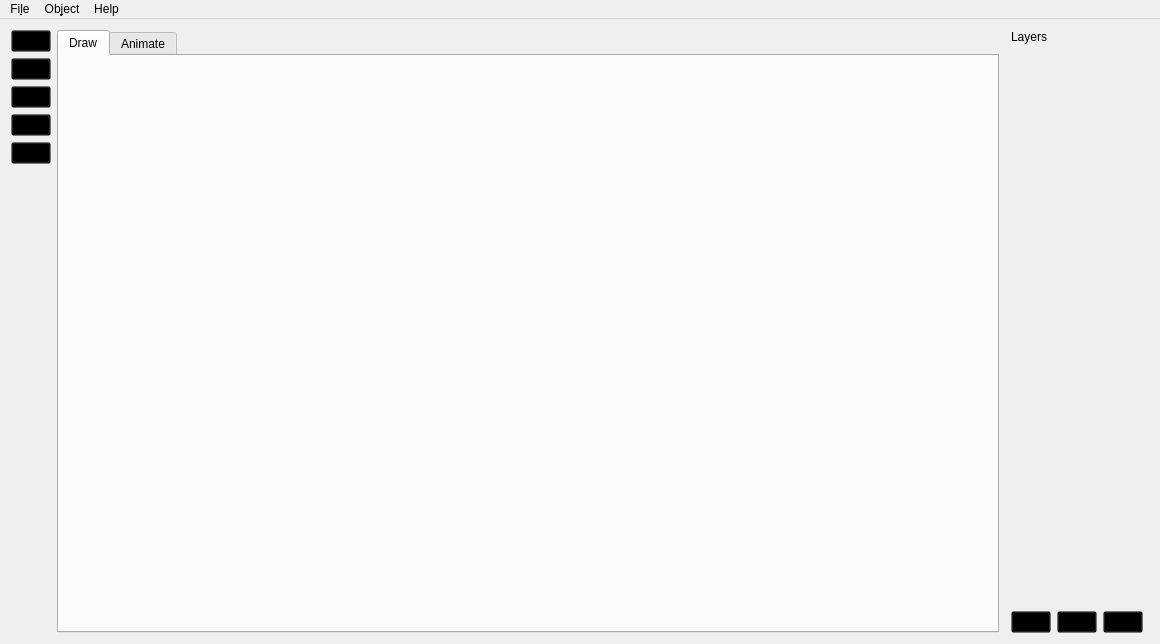
This is mainwindow.ui in FallenAngel97/dynosign as Qt 5 draws it before an edit. The edited form follows.
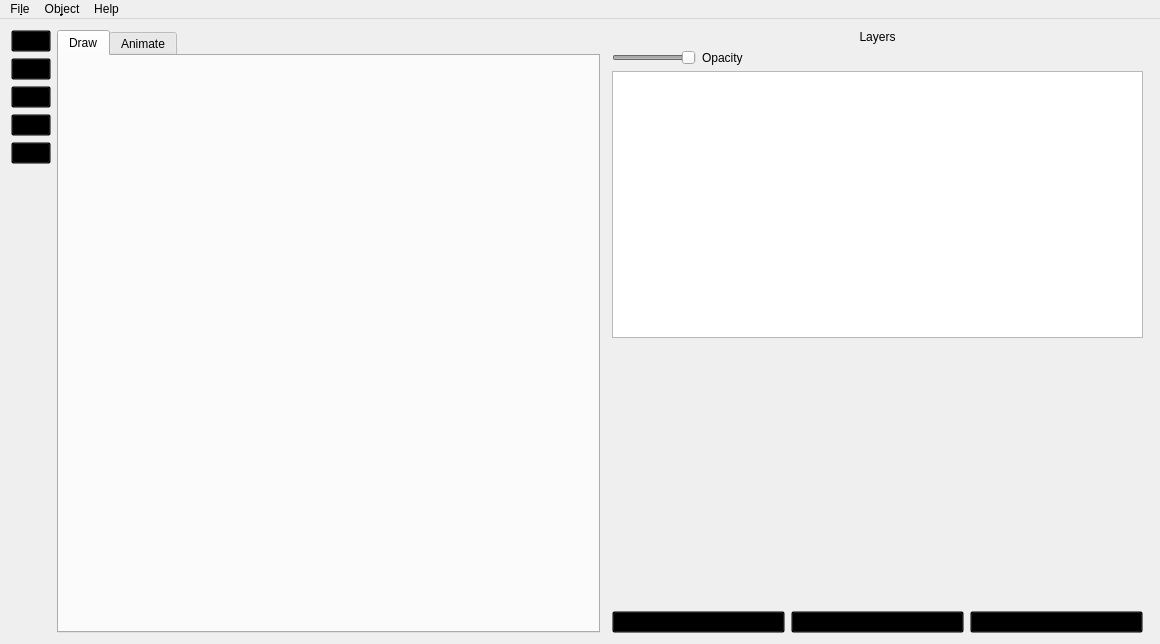
This is the edited form. Icons and pictures are not drawn. Custom widgets are drawn as their Qt base class.

```diff
--- a/mainwindow.ui
+++ b/mainwindow.ui
@@ -174,8 +174,50 @@
           <property name="text">
            <string>Layers</string>
           </property>
+          <property name="alignment">
+           <set>Qt::AlignCenter</set>
+          </property>
          </widget>
         </item>
+        <item>
+         <layout class="QFormLayout" name="formLayout">
+          <item row="0" column="0">
+           <widget class="QSlider" name="opacity_slider">
+            <property name="enabled">
+             <bool>false</bool>
+            </property>
+            <property name="sizePolicy">
+             <sizepolicy hsizetype="Minimum" vsizetype="Fixed">
+              <horstretch>0</horstretch>
+              <verstretch>0</verstretch>
+             </sizepolicy>
+            </property>
+            <property name="value">
+             <number>99</number>
+            </property>
+            <property name="orientation">
+             <enum>Qt::Horizontal</enum>
+            </property>
+           </widget>
+          </item>
+          <item row="0" column="1">
+           <widget class="QLabel" name="label_2">
+            <property name="sizePolicy">
+             <sizepolicy hsizetype="Minimum" vsizetype="Preferred">
+              <horstretch>0</horstretch>
+              <verstretch>0</verstretch>
+             </sizepolicy>
+            </property>
+            <property name="text">
+             <string>Opacity</string>
+            </property>
+           </widget>
+          </item>
+         </layout>
+        </item>
+        <item>
+         <widget class="QListView" name="layers_list"/>
+        </item>
         <item>
          <spacer name="verticalSpacer_2">
           <property name="orientation">
```
